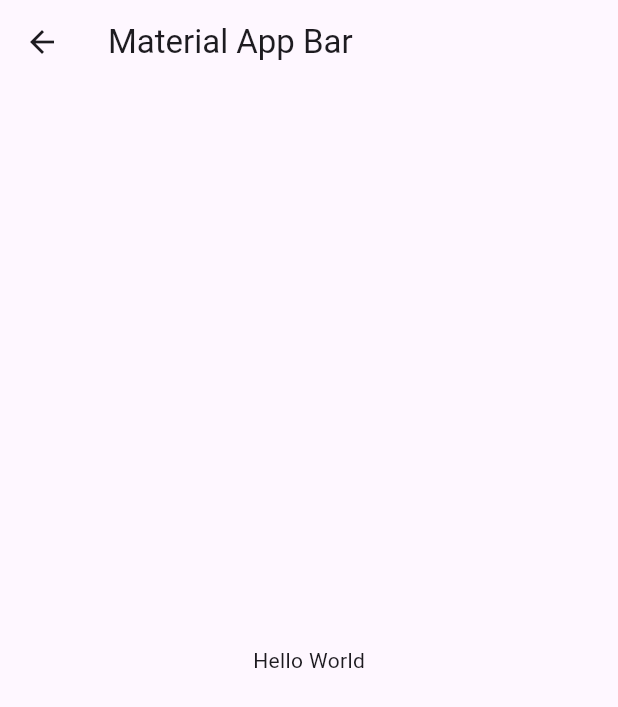
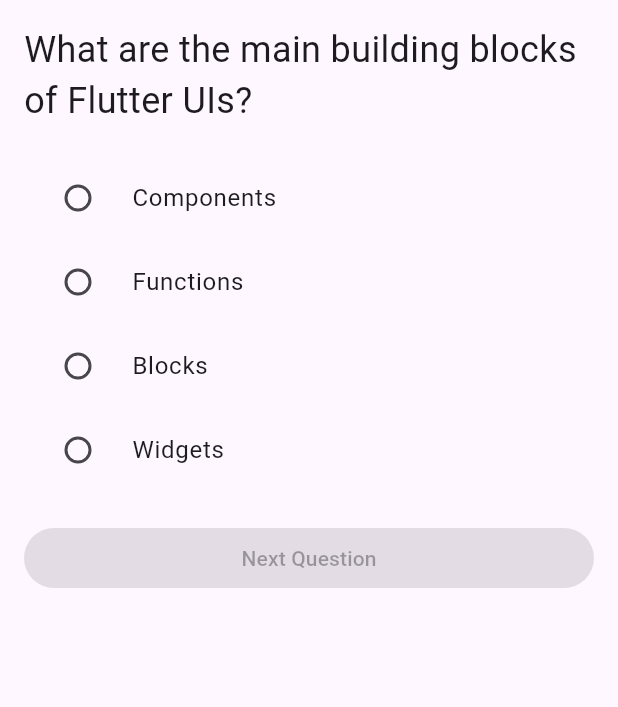
Before and after one commit to 0say/quiz_purple, a Flutter app: the screen it shows after launch, after a tap on "Empezar", on a phone screen of 412 x 824 dp. Shown: the top 707 px of the screen. Run offline on Flutter 3.47's test engine with Material 3 defaults, Android fonts, the phone set to English and light mode, and no system bars.

```diff
--- a/lib/main.dart
+++ b/lib/main.dart
@@ -1,5 +1,5 @@
 import 'package:flutter/material.dart';
-import 'package:quiz_purple/views/start_page.dart';
+import 'package:quiz_purple/src/views/start_page.dart';
 
 void main() => runApp(MyApp());
 
--- /dev/null
+++ b/lib/src/controllers/questions_module.dart
@@ -0,0 +1,101 @@
+import 'dart:math';
+
+class QuizQuestion {
+  final String question;
+  final List<String> answers;
+  final String correctAnswer;
+  bool isCorrect;
+
+  QuizQuestion(this.question, this.answers, this.correctAnswer, {this.isCorrect = false});
+}
+
+class QuizController {
+  final List<QuizQuestion> questions = [
+    QuizQuestion(
+      'What are the main building blocks of Flutter UIs?',
+      [
+        'Widgets',
+        'Components',
+        'Blocks',
+        'Functions',
+      ],
+      'Widgets',
+    ),
+    QuizQuestion(
+      'How are Flutter UIs built?',
+      [
+        'By combining widgets in code',
+        'By combining widgets in a visual editor',
+        'By defining widgets in config files',
+        'By using XCode for iOS and Android Studio for Android',
+      ],
+      'By combining widgets in code',
+    ),
+    QuizQuestion(
+      'What\'s the purpose of a StatefulWidget?',
+      [
+        'Update UI as data changes',
+        'Update data as UI changes',
+        'Ignore data changes',
+        'Render UI that does not depend on data',
+      ],
+      'Update UI as data changes',
+    ),
+    QuizQuestion(
+      'Which widget should you try to use more often: StatelessWidget or StatefulWidget?',
+      [
+        'StatelessWidget',
+        'StatefulWidget',
+        'Both are equally good',
+        'None of the above',
+      ],
+      'StatelessWidget',
+    ),
+    QuizQuestion(
+      'What happens if you change data in a StatelessWidget?',
+      [
+        'The UI is not updated',
+        'The UI is updated',
+        'The closest StatefulWidget is updated',
+        'Any nested StatefulWidgets are updated',
+      ],
+      'The UI is not updated',
+    ),
+    QuizQuestion(
+      'How should you update data inside of StatefulWidgets?',
+      [
+        'By calling setState()',
+        'By calling updateData()',
+        'By calling updateUI()',
+        'By calling updateState()',
+      ],
+      'By calling setState()',
+    ),
+  ];
+
+  void shuffleAnswers() {
+    for (var question in questions) {
+      question.answers.shuffle(Random());
+    }
+  }
+
+  void checkAnswer(int questionIndex, String userAnswer) {
+    questions[questionIndex].isCorrect = questions[questionIndex].correctAnswer == userAnswer;
+  }
+
+  String getQuestionText(int questionIndex) {
+    return questions[questionIndex].question;
+  }
+
+  List<String> getAnswers(int questionIndex) {
+    return questions[questionIndex].answers;
+  }
+
+  List<QuizQuestion> getCorrectQuestions() {
+    return questions.where((q) => q.isCorrect).toList();
+  }
+
+  List<QuizQuestion> getIncorrectQuestions() {
+    return questions.where((q) => !q.isCorrect).toList();
+  }
+}
--- /dev/null
+++ b/lib/src/views/quiz.dart
@@ -0,0 +1,83 @@
+import 'package:flutter/material.dart';
+import '../controllers/questions_module.dart';
+import 'result_page.dart';
+
+class Quiz extends StatefulWidget {
+  const Quiz({super.key});
+
+  @override
+  _QuizState createState() => _QuizState();
+}
+
+class _QuizState extends State<Quiz> {
+  final QuizController _quizController = QuizController();
+  int _currentQuestionIndex = 0;
+  String? _selectedAnswer;
+
+  @override
+  void initState() {
+    super.initState();
+    _quizController.shuffleAnswers();
+  }
+
+  void _checkAnswer() {
+    setState(() {
+      _quizController.checkAnswer(_currentQuestionIndex, _selectedAnswer!);
+      _currentQuestionIndex++;
+      _selectedAnswer = null;
+    });
+
+    if (_currentQuestionIndex >= _quizController.questions.length) {
+      Navigator.push(
+        context,
+        MaterialPageRoute(
+          builder: (context) => ResultPage(
+            correctQuestions: _quizController.getCorrectQuestions(),
+            incorrectQuestions: _quizController.getIncorrectQuestions(),
+          ),
+        ),
+      );
+    }
+  }
+
+  @override
+  Widget build(BuildContext context) {
+
+
+    final currentQuestionText = _quizController.getQuestionText(_currentQuestionIndex);
+    final currentAnswers = _quizController.getAnswers(_currentQuestionIndex);
+
+    return Scaffold(
+      body: Padding(
+        padding: const EdgeInsets.all(16.0),
+        child: Column(
+          crossAxisAlignment: CrossAxisAlignment.stretch,
+          children: [
+            Text(
+              currentQuestionText,
+              style: TextStyle(fontSize: 24),
+            ),
+            SizedBox(height: 20),
+            ...currentAnswers.map((answer) {
+              return RadioListTile<String>(
+                title: Text(answer),
+                value: answer,
+                groupValue: _selectedAnswer,
+                onChanged: (value) {
+                  setState(() {
+                    _selectedAnswer = value;
+                  });
+                },
+              );
+            }).toList(),
+            SizedBox(height: 20),
+            ElevatedButton(
+              onPressed: _selectedAnswer == null ? null : _checkAnswer,
+              child: Text('Next Question'),
+            ),
+          ],
+        ),
+      ),
+    );
+  }
+}
--- a/lib/views/start_page.dart
+++ b/lib/src/views/start_page.dart
@@ -1,5 +1,6 @@
 import 'package:flutter/material.dart';
-import 'package:quiz_purple/views/quiz.dart';
+import 'quiz.dart';
+
 
 class StartPage extends StatelessWidget {
   const StartPage({super.key});
--- a/lib/views/quiz.dart
+++ /dev/null
@@ -1,19 +0,0 @@
-import 'package:flutter/material.dart';
-
-class Quiz extends StatelessWidget {
-  const Quiz({super.key});
-
-  @override
-  Widget build(BuildContext context) {
-    return Scaffold(
-      appBar: AppBar(
-        title: Text('Material App Bar'),
-      ),
-      body: Center(
-        child: Container(
-          child: Text('Hello World'),
-        ),
-      ),
-    );
-  }
-}
```
Also changed, not shown: lib/src/views/result_page.dart (added, +60 -0 lines), 1 other file.
